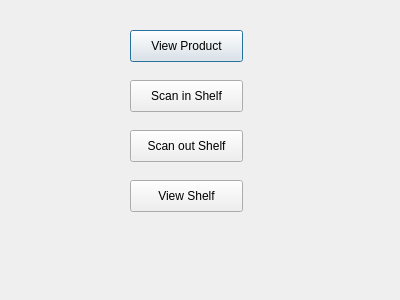
Old version of the form admin_page.ui in the repository ICS4U-Gallo/amazon-fc-assignment-graveyard.
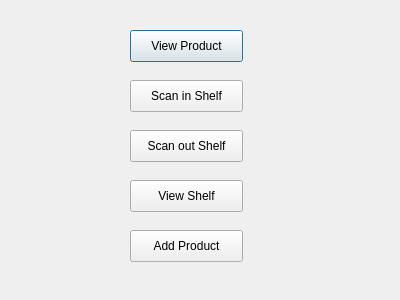
New version of the form.

Diff of the .ui file:
```diff
--- a/admin_page.ui
+++ b/admin_page.ui
@@ -65,6 +65,19 @@
     <string>View Shelf</string>
    </property>
   </widget>
+  <widget class="QPushButton" name="add_product">
+   <property name="geometry">
+    <rect>
+     <x>130</x>
+     <y>230</y>
+     <width>113</width>
+     <height>32</height>
+    </rect>
+   </property>
+   <property name="text">
+    <string>Add Product</string>
+   </property>
+  </widget>
  </widget>
  <resources/>
  <connections/>
```
